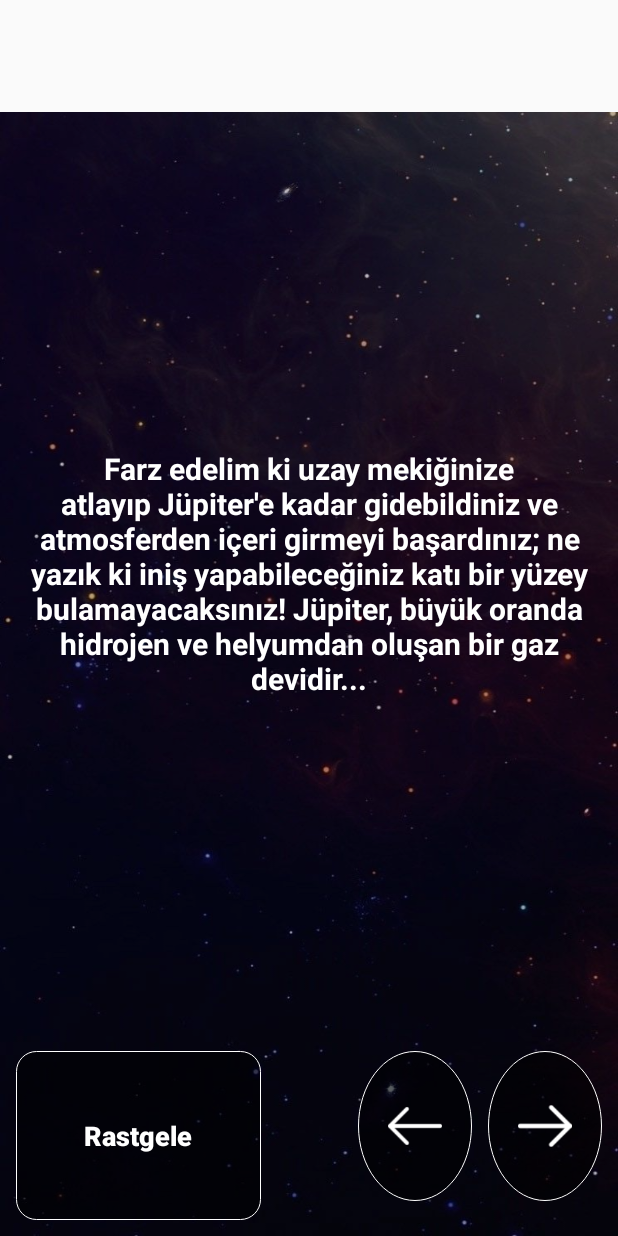
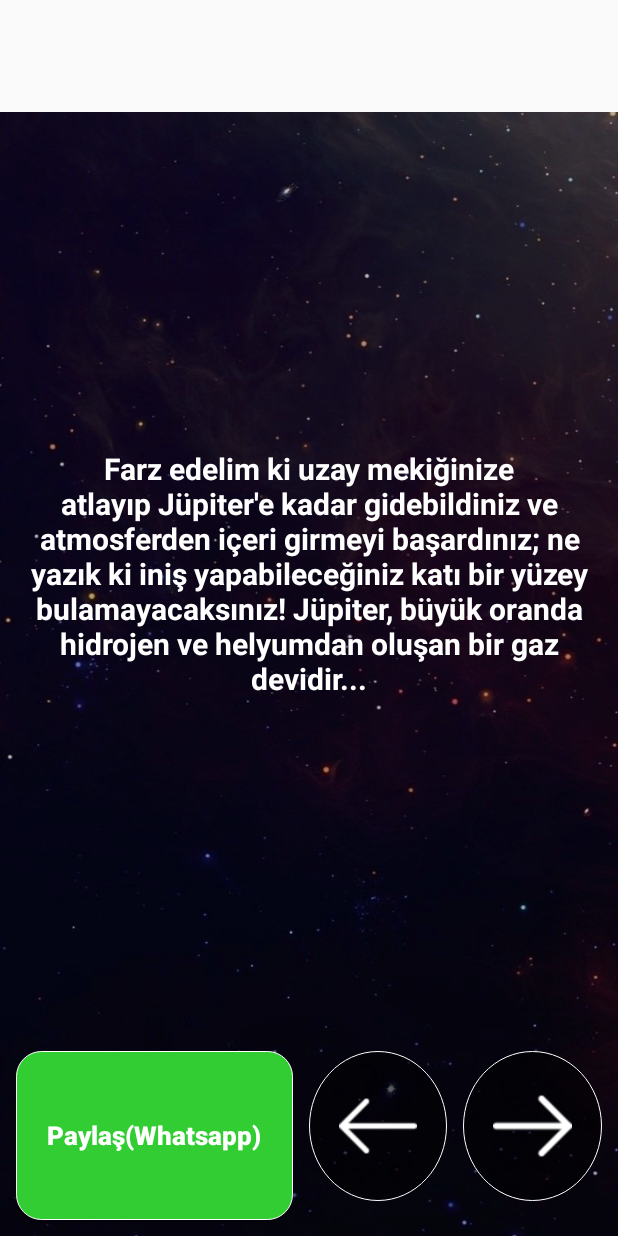
Before and after one commit to ugurgog/ilgincBilgiler, an Android app: the screen it shows after launch (MainContentActivity), after a tap on "Uzay", on a phone screen of 412 x 824 dp. Run offline under Robolectric (Android 15) with nearby library versions, the phone set to English and light mode, and no system bars; our stand-ins replace AdMob, ButterKnife; libraries missing offline, so code that uses them is left out: com.crashlytics.android, io.fabric.sdk; pictures from the network do not load; 2 statements that could not run were skipped.

Commit message:
initial check

```diff
--- a/app/build.gradle
+++ b/app/build.gradle
@@ -7,8 +7,8 @@ android {
         applicationId "uren.com.ilgincbilgiler"
         minSdkVersion 23
         targetSdkVersion 27
-        versionCode 2
-        versionName "1.1"
+        versionCode 1
+        versionName "1.0"
         testInstrumentationRunner "android.support.test.runner.AndroidJUnitRunner"
     }
     buildTypes {
--- a/app/src/main/AndroidManifest.xml
+++ b/app/src/main/AndroidManifest.xml
@@ -1,6 +1,9 @@
 <?xml version="1.0" encoding="utf-8"?>
 <manifest xmlns:android="http://schemas.android.com/apk/res/android"
     package="uren.com.ilgincbilgiler">
+
+    <uses-permission android:name="android.permission.INTERNET" />
+    <uses-permission android:name="android.permission.WRITE_EXTERNAL_STORAGE" />
 
     <application
         android:allowBackup="true"
--- a/app/src/main/java/uren/com/ilgincbilgiler/Fragments/ItemContentFragment.java
+++ b/app/src/main/java/uren/com/ilgincbilgiler/Fragments/ItemContentFragment.java
@@ -1,24 +1,39 @@
 package uren.com.ilgincbilgiler.Fragments;
 
 
+import android.Manifest;
 import android.annotation.SuppressLint;
+import android.app.AlertDialog;
+import android.content.DialogInterface;
+import android.content.Intent;
+import android.content.pm.PackageInfo;
+import android.content.pm.PackageManager;
+import android.graphics.Bitmap;
 import android.graphics.drawable.GradientDrawable;
+import android.net.Uri;
 import android.os.Bundle;
+import android.provider.MediaStore;
+import android.support.annotation.NonNull;
 import android.support.annotation.Nullable;
+import android.support.v4.app.ActivityCompat;
 import android.view.LayoutInflater;
 import android.view.View;
 import android.view.ViewGroup;
 import android.view.animation.AnimationUtils;
+import android.widget.ArrayAdapter;
 import android.widget.Button;
 import android.widget.ImageView;
 import android.widget.LinearLayout;
+import android.widget.ScrollView;
 import android.widget.TextView;
+import android.widget.Toast;
 
 import com.bumptech.glide.Glide;
 import com.bumptech.glide.request.RequestOptions;
 import com.google.android.gms.ads.AdView;
 import com.google.android.gms.ads.MobileAds;
 
+import java.io.ByteArrayOutputStream;
 import java.util.Random;
 
 import butterknife.BindView;
@@ -27,6 +42,7 @@ import uren.com.ilgincbilgiler.GeneralUtils.AdMobUtils;
 import uren.com.ilgincbilgiler.GeneralUtils.ShapeUtil;
 import uren.com.ilgincbilgiler.MainFragments.BaseFragment;
 import uren.com.ilgincbilgiler.R;
+import uren.com.ilgincbilgiler.Utils.BitmapConversion;
 import uren.com.ilgincbilgiler.Utils.ContentItemSet;
 
 @SuppressLint("ValidFragment")
@@ -46,15 +62,17 @@ public class ItemContentFragment extends BaseFragment implements View.OnClickLis
     ImageView imgvBack;
     @BindView(R.id.imgvForward)
     ImageView imgvForward;
-    @BindView(R.id.randomButton)
-    Button randomButton;
+    @BindView(R.id.shareBtn)
+    Button shareBtn;
+    @BindView(R.id.nestedSv)
+    ScrollView nestedSv;
 
     private String type;
     private int itemIndex = 0;
 
     private String[] ITEM_INFO = new String[]{};
     ContentItemSet contentItemSet;
-    private Random rand = new Random();
+    Bitmap bitmap = null;
 
     private static final int INCREASE = 0;
     private static final int DECREASE = 1;
@@ -93,7 +111,7 @@ public class ItemContentFragment extends BaseFragment implements View.OnClickLis
         AdMobUtils.loadInterstitialAd(getContext());
         imgvBack.setOnClickListener(this);
         imgvForward.setOnClickListener(this);
-        randomButton.setOnClickListener(this);
+        shareBtn.setOnClickListener(this);
         contentItemSet = new ContentItemSet(type);
     }
 
@@ -111,8 +129,9 @@ public class ItemContentFragment extends BaseFragment implements View.OnClickLis
                 getResources().getColor(R.color.White, null), GradientDrawable.OVAL, 50, 1));
         imgvForward.setBackground(ShapeUtil.getShape(getResources().getColor(R.color.transparentBlack, null),
                 getResources().getColor(R.color.White, null), GradientDrawable.OVAL, 50, 1));
-        randomButton.setBackground(ShapeUtil.getShape(getResources().getColor(R.color.transparentBlack, null),
-                getResources().getColor(R.color.White, null), GradientDrawable.RECTANGLE, 20, 1));
+        shareBtn.setBackground(ShapeUtil.getShape(getResources().getColor(R.color.LimeGreen, null),
+                getResources().getColor(R.color.White, null), GradientDrawable.RECTANGLE, 25, 1));
+
     }
 
     private void setInfoMessage(int type) {
@@ -145,11 +164,23 @@ public class ItemContentFragment extends BaseFragment implements View.OnClickLis
             setInfoMessage(INCREASE);
         }
 
-        if (v == randomButton) {
-            randomButton.startAnimation(AnimationUtils.loadAnimation(getContext(), R.anim.image_click));
-            itemIndex = rand.nextInt(ITEM_INFO.length);
-            textView.setText(ITEM_INFO[itemIndex]);
+        if (v == shareBtn) {
+            imgvForward.startAnimation(AnimationUtils.loadAnimation(getContext(), R.anim.image_click));
+            shareText();
         }
+    }
 
+    public void shareText(){
+        Intent whatsappIntent = new Intent(Intent.ACTION_SEND);
+        whatsappIntent.setType("text/plain");
+        whatsappIntent.setPackage("com.whatsapp");
+        whatsappIntent.putExtra(Intent.EXTRA_TEXT, textView.getText().toString());
+        try {
+            getContext().startActivity(whatsappIntent);
+        } catch (android.content.ActivityNotFoundException ex) {
+            Toast.makeText(getContext(), "Whatsapp yüklü değil!", Toast.LENGTH_SHORT);
+        }catch (Exception e){
+            e.printStackTrace();
+        }
     }
 }
--- a/app/src/main/res/layout/fragment_item_content.xml
+++ b/app/src/main/res/layout/fragment_item_content.xml
@@ -57,13 +57,13 @@
                         android:layout_height="match_parent"
                         android:layout_alignParentStart="true"
                         android:layout_centerVertical="true"
+                        android:layout_gravity="center"
                         android:gravity="center"
                         android:padding="15dp"
                         android:text="sdsdssdsdsd"
                         android:textColor="@color/White"
                         android:textSize="20sp"
-                        android:textStyle="bold"
-                        android:layout_gravity="center"/>
+                        android:textStyle="bold" />
 
                 </ScrollView>
 
@@ -74,17 +74,9 @@
                     android:layout_margin="5dp"
                     android:layout_weight="2">
 
-
-
-                    <RelativeLayout
+                    <Button
+                        android:id="@+id/shareBtn"
                         android:layout_width="0dp"
-                        android:layout_height="match_parent"
-                        android:layout_gravity="center"
-                        android:layout_weight="3">
-
-                        <Button
-                            android:id="@+id/randomButton"
-                            android:layout_width="163dp"
                         android:layout_height="match_parent"
                         android:layout_alignParentStart="true"
                         android:layout_centerVertical="true"
@@ -94,14 +86,15 @@
                         android:layout_marginRight="5dp"
                         android:layout_marginStart="5dp"
                         android:layout_marginTop="5dp"
-                            android:padding="2dp"
-                            android:text="Rastgele"
+                        android:padding="5dp"
+                        android:text="Paylaş(Whatsapp)"
+                        android:gravity="center"
                         android:textAllCaps="false"
                         android:textColor="@color/White"
-                            android:textSize="18sp"
-                            android:textStyle="bold" />
+                        android:textSize="17sp"
+                        android:textStyle="bold"
+                        android:layout_weight="2"/>
 
-                    </RelativeLayout>
 
                     <ImageView
                         android:layout_width="0dp"
```
Also changed, not shown: app/src/main/java/uren/com/ilgincbilgiler/Utils/BitmapConversion.java (added, +83 -0 lines), app/src/main/res/drawable/icon_whatsapp.png (added), 2 other files. Lines whose indentation alone changed are shown as unchanged.
